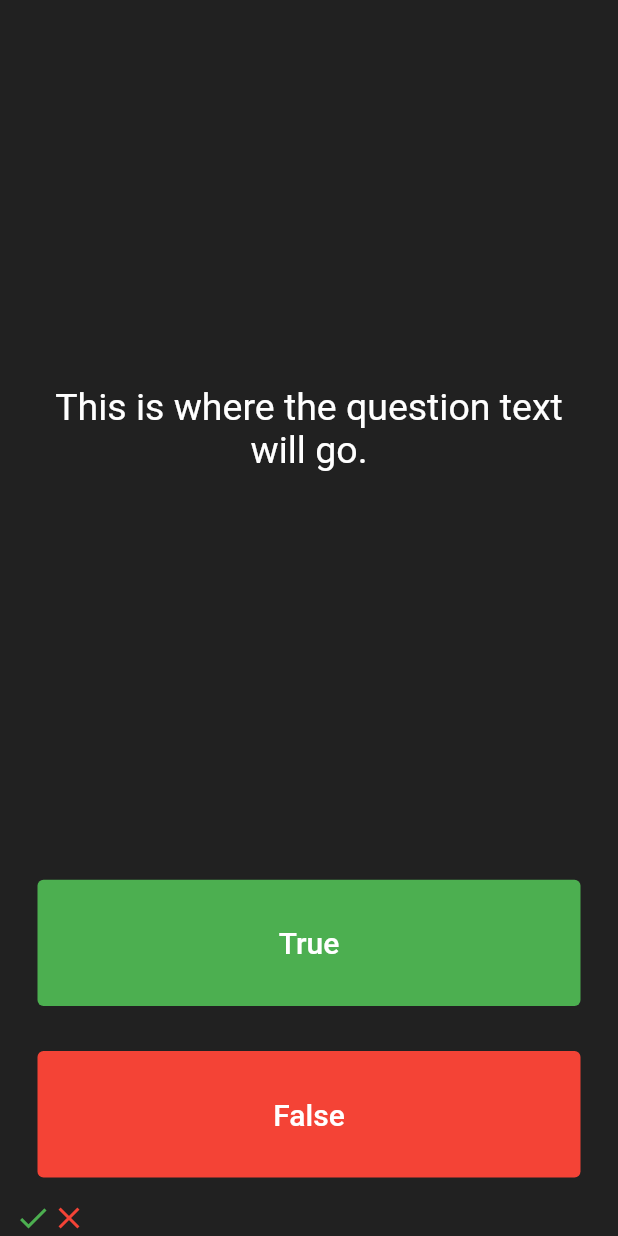
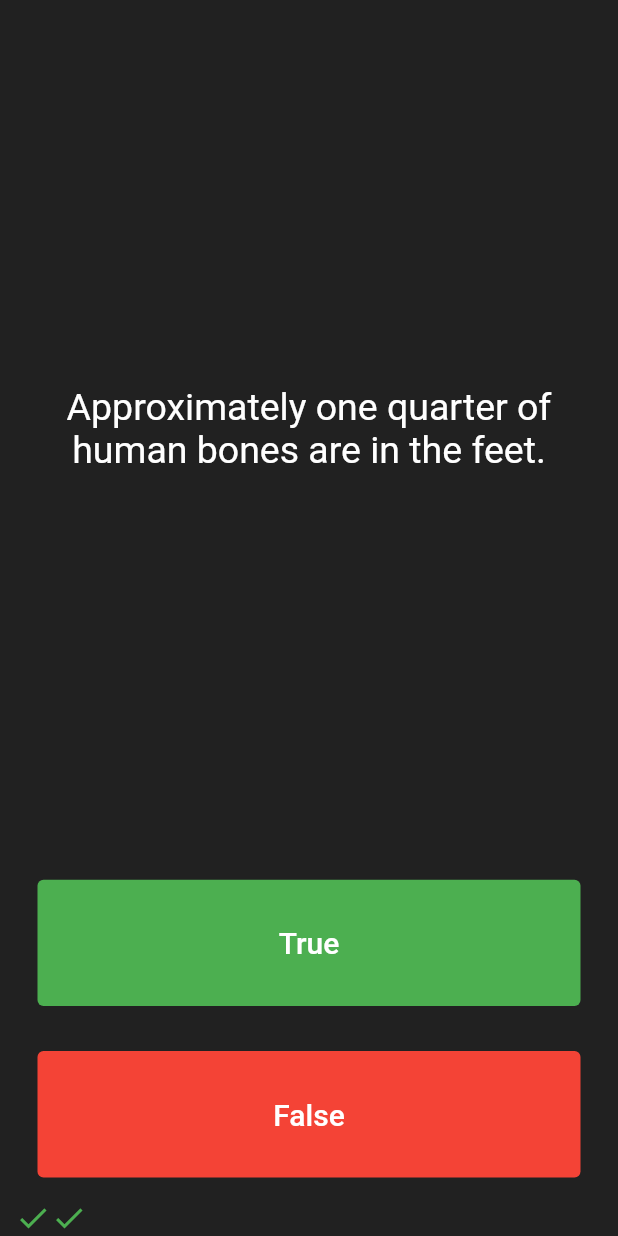
Before and after one commit to ammar74/quiz_app, a Flutter app: the screen it shows after launch, after a tap on "True", after a tap on "False", on a phone screen of 412 x 824 dp. Run offline on Flutter 3.47's test engine with Material 2 defaults, Android fonts, the phone set to English and light mode, and no system bars; our stand-ins replace rflutter_alert.

```diff
--- a/lib/main.dart
+++ b/lib/main.dart
@@ -1,4 +1,8 @@
 import 'package:flutter/material.dart';
+import 'package:rflutter_alert/rflutter_alert.dart';
+import 'quiz.dart';
+
+QuizBrain quizBrain = QuizBrain();
 
 void main() => runApp(Quizzler());
 
@@ -6,6 +10,7 @@ class Quizzler extends StatelessWidget {
   @override
   Widget build(BuildContext context) {
     return MaterialApp(
+      debugShowCheckedModeBanner: false,
       home: Scaffold(
         backgroundColor: Colors.grey.shade900,
         body: SafeArea(
@@ -26,6 +31,31 @@ class QuizPage extends StatefulWidget {
 
 class _QuizPageState extends State<QuizPage> {
   List<Icon> scoreKeeper = [];
+
+  void checkAnswer(bool userChoice) {
+    bool correctAnswer = quizBrain.getCorrectAnswer();
+    setState(() {
+      if (quizBrain.isFinished() == true) {
+        Alert(
+          context: context,
+          title: 'Finished!',
+          desc: 'You\'ve reached the end of the quiz.',
+        ).show();
+
+        quizBrain.reset();
+
+        scoreKeeper = [];
+      } else {
+        if (userChoice == correctAnswer) {
+          scoreKeeper.add(Icon(Icons.check, color: Colors.green));
+        } else {
+          scoreKeeper.add(Icon(Icons.close, color: Colors.red));
+        }
+        quizBrain.nextQuestion();
+      }
+    });
+  }
+
   @override
   Widget build(BuildContext context) {
     return Column(
@@ -38,7 +68,7 @@ class _QuizPageState extends State<QuizPage> {
             padding: EdgeInsets.all(10.0),
             child: Center(
               child: Text(
-                'This is where the question text will go.',
+                quizBrain.getQuestionText(),
                 textAlign: TextAlign.center,
                 style: TextStyle(
                   fontSize: 25.0,
@@ -64,12 +94,7 @@ class _QuizPageState extends State<QuizPage> {
                 ),
               ),
               onPressed: () {
-                setState(() {
-                  scoreKeeper.add(Icon(
-                    Icons.check,
-                    color: Colors.green,
-                  ));
-                });
+                checkAnswer(true);
               },
             ),
           ),
@@ -89,12 +114,7 @@ class _QuizPageState extends State<QuizPage> {
                 ),
               ),
               onPressed: () {
-                setState(() {
-                  scoreKeeper.add(Icon(
-                    Icons.close,
-                    color: Colors.red,
-                  ));
-                });
+                checkAnswer(false);
               },
             ),
           ),
--- /dev/null
+++ b/lib/question.dart
@@ -0,0 +1,6 @@
+class Question {
+  String questionText;
+  bool questionAnswer;
+
+  Question(this.questionText, this.questionAnswer);
+}
--- /dev/null
+++ b/lib/quiz.dart
@@ -0,0 +1,58 @@
+import 'question.dart';
+
+class QuizBrain {
+  int _questionNumber = 0;
+
+  List<Question> _questionsBank = [
+    Question('Some cats are actually allergic to humans', true),
+    Question('You can lead a cow down stairs but not up stairs.', false),
+    Question('Approximately one quarter of human bones are in the feet.', true),
+    Question('A slug\'s blood is green.', true),
+    Question('Buzz Aldrin\'s mother\'s maiden name was \"Moon\".', true),
+    Question('It is illegal to pee in the Ocean in Portugal.', true),
+    Question(
+        'No piece of square dry paper can be folded in half more than 7 times.',
+        false),
+    Question(
+        'In London, UK, if you happen to die in the House of Parliament, you are technically entitled to a state funeral, because the building is considered too sacred a place.',
+        true),
+    Question(
+        'The loudest sound produced by any animal is 188 decibels. That animal is the African Elephant.',
+        false),
+    Question(
+        'The total surface area of two human lungs is approximately 70 square metres.',
+        true),
+    Question('Google was originally called \"Backrub\".', true),
+    Question(
+        'Chocolate affects a dog\'s heart and nervous system; a few ounces are enough to kill a small dog.',
+        true),
+    Question(
+        'In West Virginia, USA, if you accidentally hit an animal with your car, you are free to take it home to eat.',
+        true),
+  ];
+
+  void nextQuestion() {
+    if (_questionNumber < _questionsBank.length - 1) _questionNumber++;
+  }
+
+  String getQuestionText() {
+    return _questionsBank[_questionNumber].questionText;
+  }
+
+  bool getCorrectAnswer() {
+    return _questionsBank[_questionNumber].questionAnswer;
+  }
+
+  bool isFinished() {
+    if (_questionNumber >= _questionsBank.length - 1) {
+      print('Now returning true');
+      return true;
+    } else {
+      return false;
+    }
+  }
+
+  void reset() {
+    _questionNumber = 0;
+  }
+}
--- a/pubspec.yaml
+++ b/pubspec.yaml
@@ -24,10 +24,12 @@ dependencies:
   flutter:
     sdk: flutter
 
+  cupertino_icons: ^0.1.2
+  rflutter_alert: ^2.0.4
+
 
   # The following adds the Cupertino Icons font to your application.
   # Use with the CupertinoIcons class for iOS style icons.
-  cupertino_icons: ^1.0.2
 
 dev_dependencies:
   flutter_test:
```
Also changed, not shown: pubspec.lock.
